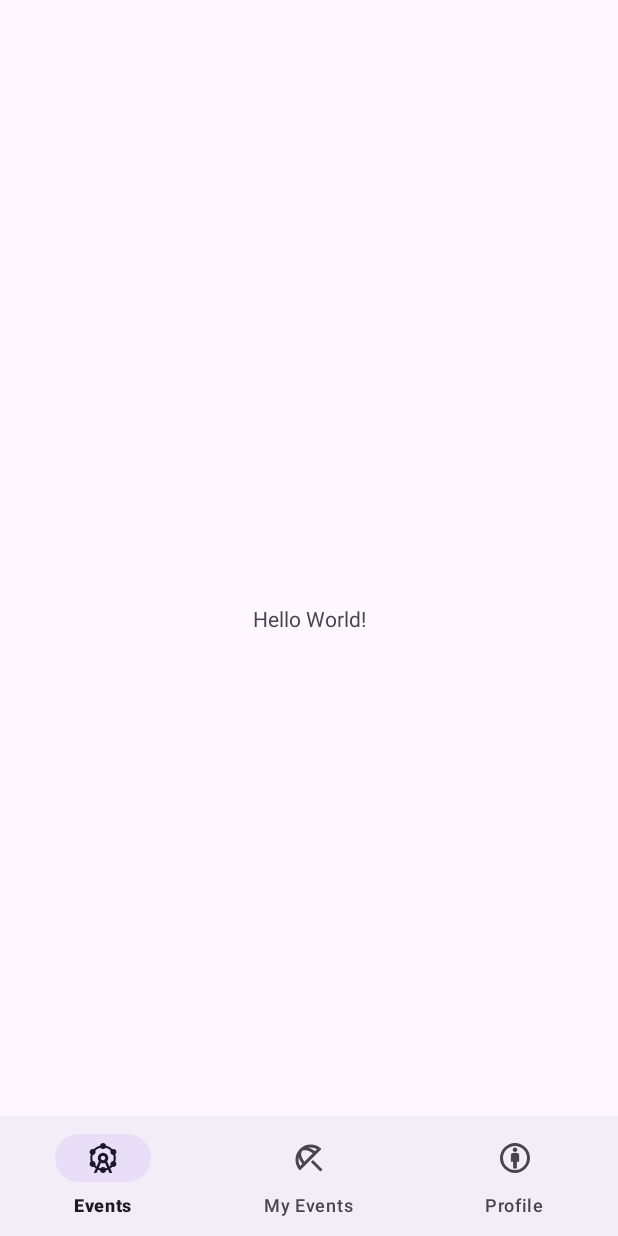
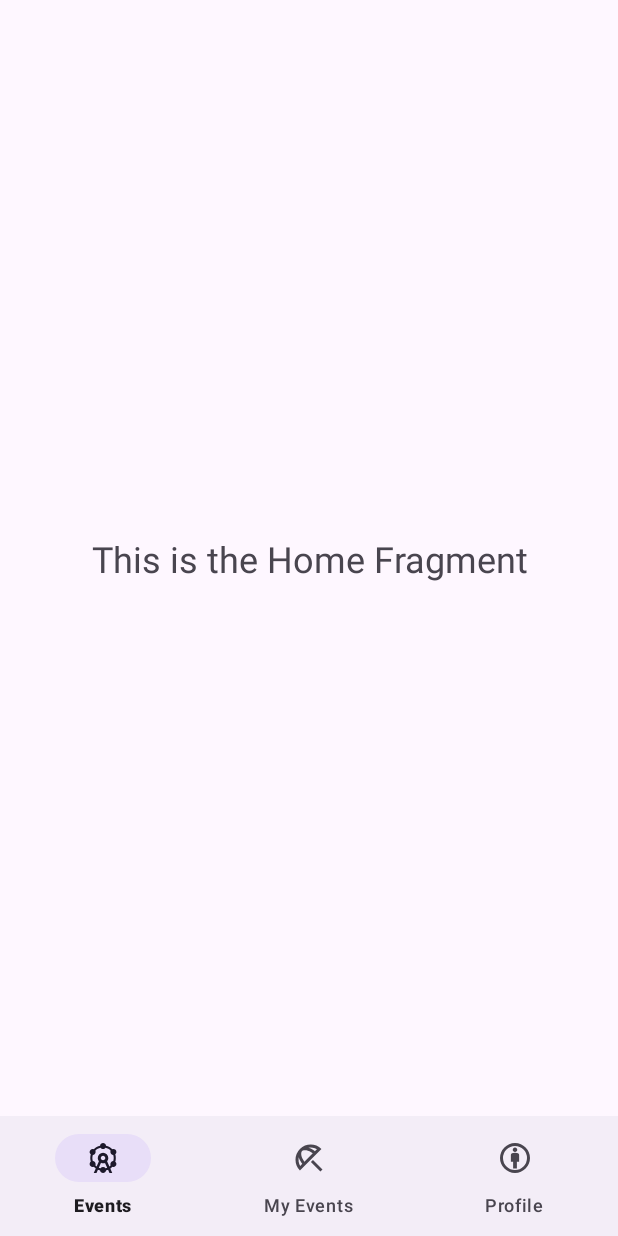
Before and after one commit to CMPUT301F25-kraken/krakenhax, an Android app: the screen it shows after launch (MainActivity), on a phone screen of 412 x 824 dp. Run offline under Robolectric (Android 15) with nearby library versions, the light colour scheme and no system bars; our stand-ins replace navigation-ui.

Commit message:
Set up the navbar to navigate between empty fragments for Home, Events, My Events, and Profile

```diff
--- /dev/null
+++ b/Code/app/src/main/java/com/kraken/krakenhax/HomeFragment.java
@@ -0,0 +1,65 @@
+package com.kraken.krakenhax;
+
+import android.os.Bundle;
+import android.view.LayoutInflater;
+import android.view.View;
+import android.view.ViewGroup;
+
+import androidx.fragment.app.Fragment;
+
+/**
+ * A simple {@link Fragment} subclass.
+ * Use the {@link HomeFragment#newInstance} factory method to
+ * create an instance of this fragment.
+ */
+public class HomeFragment extends Fragment {
+
+    // TODO: Rename parameter arguments, choose names that match
+    // the fragment initialization parameters, e.g. ARG_ITEM_NUMBER
+    private static final String ARG_PARAM1 = "param1";
+    private static final String ARG_PARAM2 = "param2";
+
+    // TODO: Rename and change types of parameters
+    private String mParam1;
+    private String mParam2;
+
+    public HomeFragment() {
+        // Required empty public constructor
+    }
+
+    /**
+     * Use this factory method to create a new instance of
+     * this fragment using the provided parameters.
+     *
+     * @param param1 Parameter 1.
+     * @param param2 Parameter 2.
+     * @return A new instance of fragment HomeFragment.
+     */
+    // TODO: Rename and change types and number of parameters
+    public static HomeFragment newInstance(String param1, String param2) {
+        HomeFragment fragment = new HomeFragment();
+        Bundle args = new Bundle();
+        args.putString(ARG_PARAM1, param1);
+        args.putString(ARG_PARAM2, param2);
+        fragment.setArguments(args);
+        return fragment;
+    }
+
+    @Override
+    public void onCreate(Bundle savedInstanceState) {
+        super.onCreate(savedInstanceState);
+        if (getArguments() != null) {
+            mParam1 = getArguments().getString(ARG_PARAM1);
+            mParam2 = getArguments().getString(ARG_PARAM2);
+        }
+
+    }
+
+    @Override
+    public View onCreateView(LayoutInflater inflater, ViewGroup container,
+                             Bundle savedInstanceState) {
+        // Inflate the layout for this fragment
+        return inflater.inflate(R.layout.fragment_home, container, false);
+    }
+
+}
--- a/Code/app/src/main/java/com/kraken/krakenhax/MainActivity.java
+++ b/Code/app/src/main/java/com/kraken/krakenhax/MainActivity.java
@@ -1,13 +1,15 @@
 package com.kraken.krakenhax;
 
 import android.os.Bundle;
-import android.widget.TextView;
 
 import androidx.activity.EdgeToEdge;
 import androidx.appcompat.app.AppCompatActivity;
 import androidx.core.graphics.Insets;
 import androidx.core.view.ViewCompat;
 import androidx.core.view.WindowInsetsCompat;
+import androidx.navigation.NavController;
+import androidx.navigation.fragment.NavHostFragment;
+import androidx.navigation.ui.NavigationUI;
 
 import com.google.android.material.bottomnavigation.BottomNavigationView;
 
@@ -19,21 +21,11 @@ public class MainActivity extends AppCompatActivity {
         EdgeToEdge.enable(this);
         setContentView(R.layout.activity_main);
 
-        TextView tv_hello = findViewById(R.id.tv_hello);
+        // Set up the navigation bar
+        NavHostFragment navHostFragment = (NavHostFragment) getSupportFragmentManager().findFragmentById(R.id.nav_host_fragment_container);
+        NavController navController = navHostFragment.getNavController();
         BottomNavigationView bottom_navigation_bar = findViewById(R.id.bottom_navigation_bar);
-
-        bottom_navigation_bar.setOnItemSelectedListener(item -> {
-            if (item.getItemId() == R.id.navbar_events) {
-                tv_hello.setText(R.string.events);
-            } else if (item.getItemId() == R.id.navbar_my_events) {
-                tv_hello.setText(R.string.my_events);
-            } else if (item.getItemId() == R.id.navbar_profile) {
-                tv_hello.setText(R.string.profile);
-            } else {
-                return false;
-            }
-            return true;
-        });
+        NavigationUI.setupWithNavController(bottom_navigation_bar, navController);
 
         ViewCompat.setOnApplyWindowInsetsListener(findViewById(R.id.main), (v, insets) -> {
             Insets systemBars = insets.getInsets(WindowInsetsCompat.Type.systemBars());
--- a/Code/app/src/main/res/layout/activity_main.xml
+++ b/Code/app/src/main/res/layout/activity_main.xml
@@ -7,24 +7,27 @@
     android:layout_height="match_parent"
     tools:context=".MainActivity">
 
-    <TextView
-        android:id="@+id/tv_hello"
-        android:layout_width="wrap_content"
-        android:layout_height="wrap_content"
-        android:text="Hello World!"
-        app:layout_constraintBottom_toBottomOf="parent"
-        app:layout_constraintEnd_toEndOf="parent"
-        app:layout_constraintStart_toStartOf="parent"
-        app:layout_constraintTop_toTopOf="parent" />
-
     <!-- For bottom navigation bar -->
     <com.google.android.material.bottomnavigation.BottomNavigationView
         android:id="@+id/bottom_navigation_bar"
-        android:layout_width="wrap_content"
+        android:layout_width="match_parent"
         android:layout_height="wrap_content"
         app:layout_constraintBottom_toBottomOf="parent"
         app:layout_constraintEnd_toEndOf="parent"
         app:layout_constraintStart_toStartOf="parent"
         app:menu="@menu/bottom_navigation_bar" />
 
+    <!-- For loading the fragments -->
+    <androidx.fragment.app.FragmentContainerView
+        android:id="@+id/nav_host_fragment_container"
+        android:name="androidx.navigation.fragment.NavHostFragment"
+        android:layout_width="0dp"
+        android:layout_height="0dp"
+        app:defaultNavHost="true"
+        app:layout_constraintBottom_toTopOf="@+id/bottom_navigation_bar"
+        app:layout_constraintEnd_toEndOf="parent"
+        app:layout_constraintStart_toStartOf="parent"
+        app:layout_constraintTop_toTopOf="parent"
+        app:navGraph="@navigation/nav_graph" />
+
 </androidx.constraintlayout.widget.ConstraintLayout>
--- /dev/null
+++ b/Code/app/src/main/res/layout/fragment_home.xml
@@ -0,0 +1,28 @@
+<?xml version="1.0" encoding="utf-8"?>
+<FrameLayout xmlns:android="http://schemas.android.com/apk/res/android"
+    xmlns:app="http://schemas.android.com/apk/res-auto"
+    xmlns:tools="http://schemas.android.com/tools"
+    android:id="@+id/HomeFragment"
+    android:layout_width="match_parent"
+    android:layout_height="match_parent"
+    tools:context=".HomeFragment">
+
+    <!-- TODO: Update blank fragment layout -->
+    <androidx.constraintlayout.widget.ConstraintLayout
+        android:layout_width="match_parent"
+        android:layout_height="match_parent">
+
+        <TextView
+            android:id="@+id/tv_home"
+            android:layout_width="wrap_content"
+            android:layout_height="wrap_content"
+            android:text="This is the Home Fragment"
+            android:textAlignment="center"
+            android:textSize="24sp"
+            app:layout_constraintBottom_toBottomOf="parent"
+            app:layout_constraintEnd_toEndOf="parent"
+            app:layout_constraintStart_toStartOf="parent"
+            app:layout_constraintTop_toTopOf="parent" />
+    </androidx.constraintlayout.widget.ConstraintLayout>
+
+</FrameLayout>
--- a/Code/app/src/main/res/menu/bottom_navigation_bar.xml
+++ b/Code/app/src/main/res/menu/bottom_navigation_bar.xml
@@ -1,15 +1,15 @@
 <?xml version="1.0" encoding="utf-8"?>
 <menu xmlns:android="http://schemas.android.com/apk/res/android">
     <item
-        android:id="@+id/navbar_events"
+        android:id="@+id/EventsFragment"
         android:icon="@drawable/outline_attractions_100"
         android:title="@string/events" />
     <item
-        android:id="@+id/navbar_my_events"
+        android:id="@+id/MyEventsFragment"
         android:icon="@drawable/outline_beach_access_100"
         android:title="@string/my_events" />
     <item
-        android:id="@+id/navbar_profile"
+        android:id="@+id/ProfileFragment"
         android:icon="@drawable/outline_attribution_100"
         android:title="@string/profile" />
 </menu>
--- /dev/null
+++ b/Code/app/src/main/res/navigation/nav_graph.xml
@@ -0,0 +1,90 @@
+<?xml version="1.0" encoding="utf-8"?>
+<navigation xmlns:android="http://schemas.android.com/apk/res/android"
+    xmlns:app="http://schemas.android.com/apk/res-auto"
+    xmlns:tools="http://schemas.android.com/tools"
+    android:id="@+id/nav_graph"
+    app:startDestination="@id/HomeFragment">
+
+    <!-- Destination for the Home Fragment -->
+    <fragment
+        android:id="@+id/HomeFragment"
+        android:name="com.kraken.krakenhax.HomeFragment"
+        android:label="fragment_home"
+        tools:layout="@layout/fragment_home">
+
+        <!-- Action to navigate from Home Fragment to Events Fragment -->
+        <action
+            android:id="@+id/action_HomeFragment_to_EventsFragment"
+            app:destination="@+id/EventsFragment" />
+
+        <!-- Action to navigate from Home Fragment to My Events Fragment -->
+        <action
+            android:id="@+id/action_HomeFragment_to_MyEventsFragment"
+            app:destination="@+id/MyEventsFragment" />
+
+        <!-- Action to navigate from Home Fragment to Profile Fragment -->
+        <action
+            android:id="@+id/action_HomeFragment_to_ProfileFragment"
+            app:destination="@+id/ProfileFragment" />
+    </fragment>
+
+    <!-- Destination for the Events Fragment -->
+    <fragment
+        android:id="@+id/EventsFragment"
+        android:name="com.kraken.krakenhax.EventsFragment"
+        android:label="fragment_events"
+        tools:layout="@layout/fragment_events">
+
+        <!-- Action to navigate from Events Fragment to Home Fragment -->
+        <!--        <action-->
+        <!--            android:id="@+id/action_EventsFragment_to_HomeFragment"-->
+        <!--            app:destination="@+id/HomeFragment" />-->
+
+        <!-- Action to navigate from the Events Fragment to My Events Fragment -->
+        <action
+            android:id="@+id/action_EventsFragment_to_MyEventsFragment"
+            app:destination="@+id/MyEventsFragment" />
+
+        <!-- Action to navigate from the Events Fragment to Profile Fragment -->
+        <action
+            android:id="@+id/action_EventsFragment_to_ProfileFragment"
+            app:destination="@+id/ProfileFragment" />
+    </fragment>
+
+    <!-- Destination for My Events Fragment -->
+    <fragment
+        android:id="@+id/MyEventsFragment"
+        android:name="com.kraken.krakenhax.MyEventsFragment"
+        android:label="fragment_my_events"
+        tools:layout="@layout/fragment_my_events">
+
+        <!-- Action to navigate from the My Events Fragment to Events Fragment -->
+        <action
+            android:id="@+id/action_MyEventsFragment_to_EventsFragment"
+            app:destination="@+id/EventsFragment" />
+
+        <!-- Action to navigate from the Events Fragment to Profile Fragment -->
+        <action
+            android:id="@+id/action_MyEventsFragment_to_ProfileFragment"
+            app:destination="@+id/ProfileFragment" />
+    </fragment>
+
+    <!-- Destination for Profile Fragment -->
+    <fragment
+        android:id="@+id/ProfileFragment"
+        android:name="com.kraken.krakenhax.ProfileFragment"
+        android:label="fragment_profile"
+        tools:layout="@layout/fragment_profile">
+
+        <!-- Action to navigate from the Profile Fragment to Events Fragment -->
+        <action
+            android:id="@+id/action_ProfileFragment_to_EventsFragment"
+            app:destination="@+id/EventsFragment" />
+
+        <!-- Action to navigate from the Profile Fragment to My Events Fragment -->
+        <action
+            android:id="@+id/action_ProfileFragment_to_MyEventsFragment"
+            app:destination="@+id/MyEventsFragment" />
+    </fragment>
+
+</navigation>
--- a/Code/gradle/libs.versions.toml
+++ b/Code/gradle/libs.versions.toml
@@ -7,6 +7,7 @@ appcompat = "1.7.1"
 material = "1.13.0"
 activity = "1.11.0"
 constraintlayout = "2.2.1"
+navigation = "2.9.5" # Use the latest stable version
 
 [libraries]
 junit = { group = "junit", name = "junit", version.ref = "junit" }
@@ -16,6 +17,8 @@ appcompat = { group = "androidx.appcompat", name = "appcompat", version.ref = "a
 material = { group = "com.google.android.material", name = "material", version.ref = "material" }
 activity = { group = "androidx.activity", name = "activity", version.ref = "activity" }
 constraintlayout = { group = "androidx.constraintlayout", name = "constraintlayout", version.ref = "constraintlayout" }
+navigation-fragment = { group = "androidx.navigation", name = "navigation-fragment-ktx", version.ref = "navigation" }
+navigation-ui = { group = "androidx.navigation", name = "navigation-ui-ktx", version.ref = "navigation" }
 
 [plugins]
 android-application = { id = "com.android.application", version.ref = "agp" }
```
Also changed, not shown: Code/app/build.gradle.kts (+5 -2 lines), Code/app/src/main/java/com/kraken/krakenhax/EventsFragment.java (added, +64 -0 lines), Code/app/src/main/java/com/kraken/krakenhax/MyEventsFragment.java (added, +64 -0 lines), Code/app/src/main/java/com/kraken/krakenhax/ProfileFragment.java (added, +63 -0 lines), Code/app/src/main/res/layout/fragment_events.xml (added, +23 -0 lines), Code/app/src/main/res/layout/fragment_my_events.xml (added, +23 -0 lines), Code/app/src/main/res/layout/fragment_profile.xml (added, +23 -0 lines).
